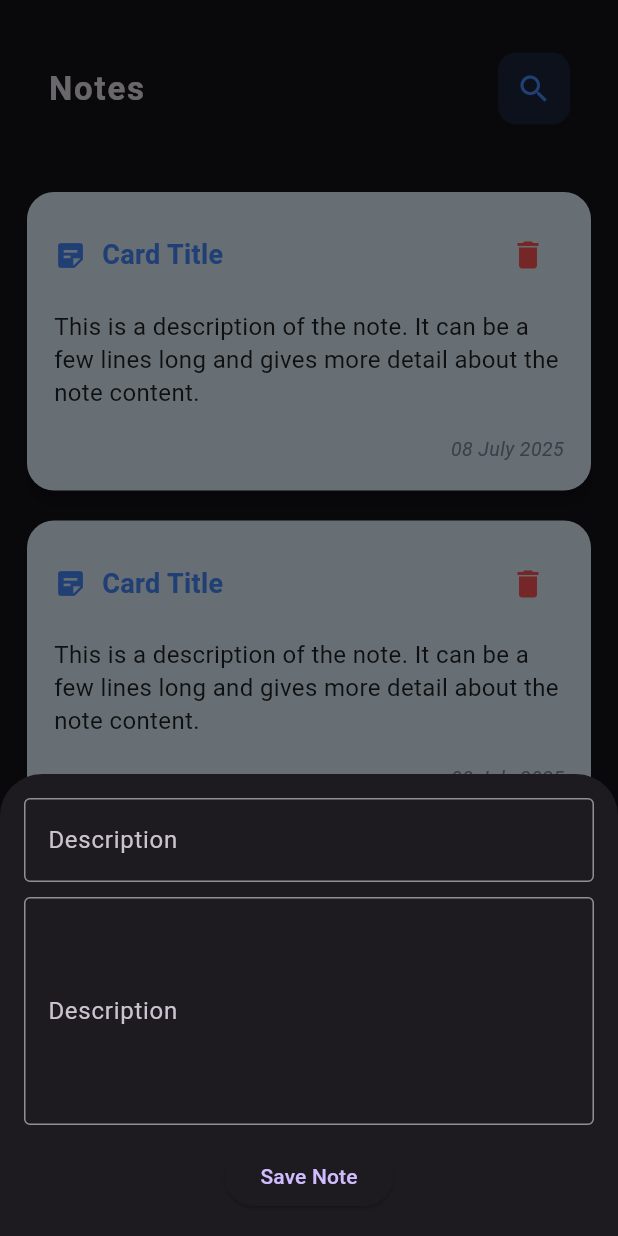
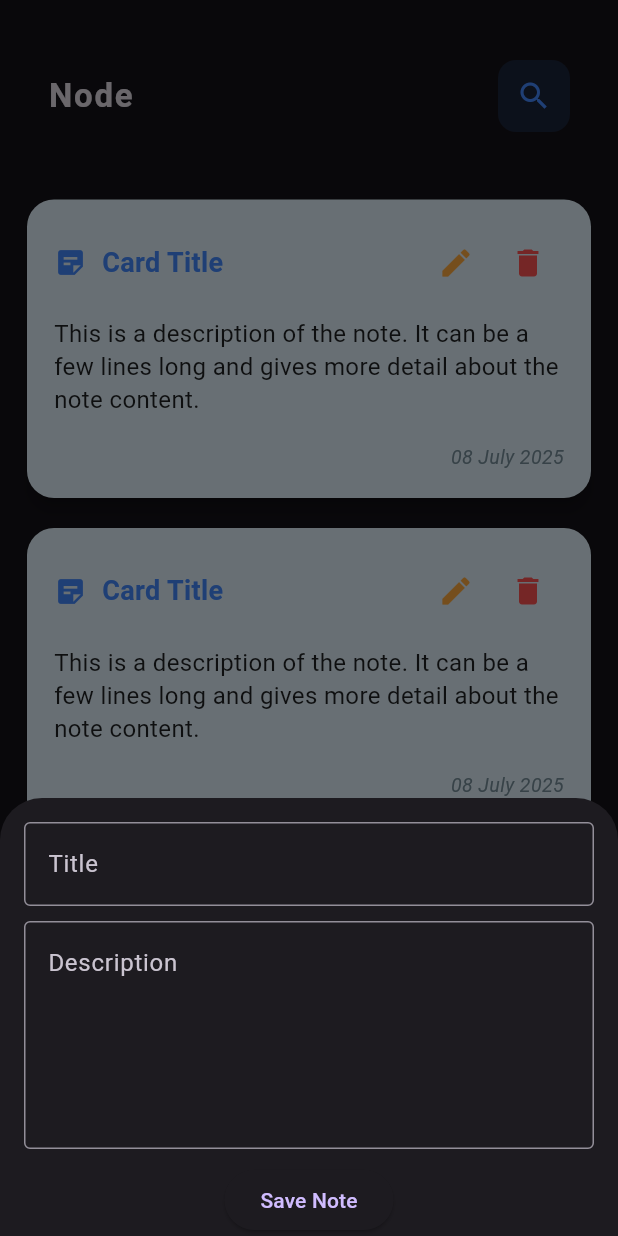
Before and after one commit to GamalNaserApdo/note_app_local_db, a Flutter app: the screen it shows after launch, after a tap on the "add" icon, on a phone screen of 412 x 824 dp. Run offline on Flutter 3.47's test engine with Material 3 defaults, Android fonts, the phone set to English and light mode, and no system bars.

```diff
--- a/lib/main.dart
+++ b/lib/main.dart
@@ -1,4 +1,5 @@
 import 'package:flutter/material.dart';
+import 'package:note_app_local_db/views/edit_view.dart';
 import 'package:note_app_local_db/views/notes_view.dart';
 
 void main() {
@@ -10,6 +11,15 @@ class NotesApp extends StatelessWidget {
 
   @override
   Widget build(BuildContext context) {
-    return MaterialApp(theme: ThemeData.dark(), home: NotesView());
+    return MaterialApp(
+      debugShowCheckedModeBanner: false,
+      theme: ThemeData.dark(),
+      home: NotesView(),
+
+      routes: {
+        '/editNote': (context) => EditView(),
+        // Add other routes here if needed
+      },
+    );
   }
 }
--- a/lib/views/notes_view.dart
+++ b/lib/views/notes_view.dart
@@ -1,7 +1,6 @@
 import 'package:flutter/material.dart';
 import 'package:note_app_local_db/constant.dart';
 import 'package:note_app_local_db/widgets/NotesViewBody.dart';
-import 'package:note_app_local_db/widgets/CustoumAppBar.dart';
 import 'package:note_app_local_db/widgets/add_note_bottm_sheet.dart';
 
 class NotesView extends StatelessWidget {
@@ -21,8 +20,8 @@ class NotesView extends StatelessWidget {
             },
           );
         },
+        backgroundColor: kPrimaryColor,
         child: Icon(Icons.add),
-        backgroundColor: kPrimaryColor,
       ),
     );
   }
--- a/lib/widgets/CustoumAppBar.dart
+++ b/lib/widgets/CustoumAppBar.dart
@@ -2,7 +2,9 @@ import 'package:flutter/material.dart';
 import 'package:note_app_local_db/widgets/custoum_icon_search.dart';
 
 class CustoumAppBar extends StatelessWidget {
-  const CustoumAppBar({super.key});
+  const CustoumAppBar({super.key, required this.title, required this.icon});
+  final String title;
+  final IconData icon; // default icon
 
   @override
   Widget build(BuildContext context) {
@@ -11,7 +13,7 @@ class CustoumAppBar extends StatelessWidget {
       child: Row(
         children: [
           Text(
-            "Notes",
+            title, // varaibale title
             style: TextStyle(
               fontSize: 22,
               fontWeight: FontWeight.bold,
@@ -21,7 +23,7 @@ class CustoumAppBar extends StatelessWidget {
 
           Spacer(),
 
-          CustoumIconSearch(),
+          CustoumIcon(icon: icon),
         ],
       ),
     );
--- a/lib/widgets/NotesViewBody.dart
+++ b/lib/widgets/NotesViewBody.dart
@@ -1,6 +1,5 @@
 import 'package:flutter/material.dart';
 import 'package:note_app_local_db/widgets/CustoumAppBar.dart';
-import 'package:note_app_local_db/widgets/note_item.dart';
 import 'package:note_app_local_db/widgets/notes_list_view.dart';
 
 class NotesViewBody extends StatelessWidget {
@@ -9,8 +8,12 @@ class NotesViewBody extends StatelessWidget {
   @override
   Widget build(BuildContext context) {
     return Padding(
-      padding: const EdgeInsets.symmetric(horizontal: 16),
-      child: Column(children: [CustoumAppBar(), NotesListView()]
+      padding: const EdgeInsets.symmetric(horizontal: 16, vertical: 5),
+      child: Column(
+        children: [
+          CustoumAppBar(title: "Node", icon: Icons.search),
+          NotesListView(),
+        ],
       ),
     );
   }
--- a/lib/widgets/add_note_bottm_sheet.dart
+++ b/lib/widgets/add_note_bottm_sheet.dart
@@ -1,4 +1,5 @@
 import 'package:flutter/material.dart';
+import 'package:note_app_local_db/widgets/custom_button.dart';
 import 'package:note_app_local_db/widgets/custom_text_filed.dart';
 
 class AddNoteBottomSheet extends StatelessWidget {
@@ -6,23 +7,24 @@ class AddNoteBottomSheet extends StatelessWidget {
 
   @override
   Widget build(BuildContext context) {
-    return Container(
-      padding: const EdgeInsets.all(16),
+    return Padding(
+      padding: EdgeInsets.only(
+        bottom: MediaQuery.of(context).viewInsets.bottom,
+        left: 16,
+        right: 16,
+        top: 16,
+      ),
+      child: SingleChildScrollView(
         child: Column(
           mainAxisSize: MainAxisSize.min,
           children: [
-          CustomTextFiled(hint: "Title"),
+            CustomTextFiled(hintText: "Title"),
             SizedBox(height: 10),
-          CustomTextFiled(hint: "Description", maxLines: 5),
+            CustomTextFiled(hintText: "Description", maxLines: 5),
             SizedBox(height: 10),
-          ElevatedButton(
-            onPressed: () {
-              // Add note saving logic here
-              Navigator.pop(context);
-            },
-            child: Text('Save Note'),
+            CustomButton(buttonText: "Save Note"),
+          ],
         ),
-        ],
       ),
     );
   }
--- /dev/null
+++ b/lib/widgets/custom_button.dart
@@ -0,0 +1,17 @@
+import 'package:flutter/material.dart';
+
+class CustomButton extends StatelessWidget {
+  const CustomButton({super.key, required this.buttonText});
+  final String buttonText;
+
+  @override
+  Widget build(BuildContext context) {
+    return ElevatedButton(
+      onPressed: () {
+        // Add note saving logic here
+        Navigator.pop(context);
+      },
+      child: Text(buttonText),
+    );
+  }
+}
--- a/lib/widgets/custom_text_filed.dart
+++ b/lib/widgets/custom_text_filed.dart
@@ -1,9 +1,9 @@
 import 'package:flutter/material.dart';
 
 class CustomTextFiled extends StatelessWidget {
-  const CustomTextFiled({super.key, required this.hint, this.maxLines = 1});
+  const CustomTextFiled({super.key, this.maxLines = 1, required this.hintText});
 
-  final String hint;
+  final String hintText;
 
   final int maxLines;
 
@@ -12,8 +12,7 @@ class CustomTextFiled extends StatelessWidget {
     return TextField(
       maxLines: maxLines,
       decoration: InputDecoration(
-        hintText: hint,
-        labelText: 'Description',
+        hintText: hintText,
         border: OutlineInputBorder(),
       ),
     );
--- a/lib/widgets/custoum_icon_search.dart
+++ b/lib/widgets/custoum_icon_search.dart
@@ -1,7 +1,8 @@
 import 'package:flutter/material.dart';
 
-class CustoumIconSearch extends StatelessWidget {
-  const CustoumIconSearch({super.key});
+class CustoumIcon extends StatelessWidget {
+  const CustoumIcon({super.key, required this.icon});
+  final IconData icon;
 
   @override
   Widget build(BuildContext context) {
@@ -12,7 +13,7 @@ class CustoumIconSearch extends StatelessWidget {
       ),
       child: IconButton(
         onPressed: () {},
-        icon: Icon(Icons.search, color: Colors.blueAccent),
+        icon: Icon(icon, color: Colors.blueAccent),
       ),
     );
   }
--- a/lib/widgets/note_item.dart
+++ b/lib/widgets/note_item.dart
@@ -28,7 +28,20 @@ class NoteItem extends StatelessWidget {
                     color: Colors.blueAccent,
                   ),
                 ),
-                Spacer(),
+                Spacer(flex: 1),
+                IconButton(
+                  icon: Icon(Icons.edit, color: Colors.orangeAccent),
+                  onPressed: () {
+                    Navigator.pushNamed(
+                      context,
+                      '/editNote',
+                      arguments: {
+                        'title': "Card Title",
+                        'description': "This is a description of the note.",
+                      },
+                    );
+                  },
+                ),
                 IconButton(
                   icon: Icon(Icons.delete, color: Colors.redAccent),
                   onPressed: () {
@@ -41,7 +54,11 @@ class NoteItem extends StatelessWidget {
             // Description
             Text(
               "This is a description of the note. It can be a few lines long and gives more detail about the note content.",
-              style: TextStyle(fontSize: 16, color: Colors.black87, height: 1.4),
+              style: TextStyle(
+                fontSize: 16,
+                color: Colors.black87,
+                height: 1.4,
+              ),
             ),
             SizedBox(height: 18),
             // Date at bottom right
```
Also changed, not shown: lib/views/edit_view.dart (added, +24 -0 lines), pubspec.yaml (+5 -2 lines), pubspec.lock, 2 other files. Lines whose indentation alone changed are shown as unchanged.
